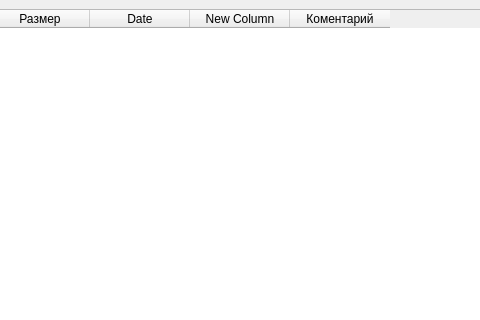
Old version of the form beta2.ui in the repository Munsik-dev/ArtCatalog; both pictures show x 120 to 600 and y 0 to 320 of the 1092 by 623 pixel window.
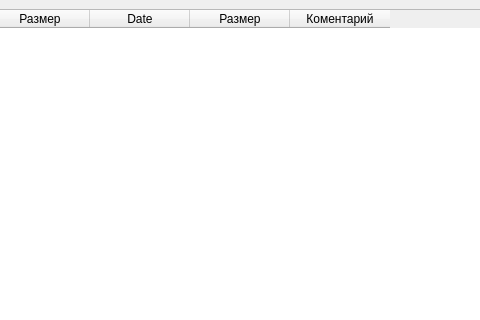
New version of the form.

Commit message: Теперь точно готовое Бета Gui, фикс названий

The edit to the form file:
```diff
--- a/beta2.ui
+++ b/beta2.ui
@@ -46,7 +46,7 @@
       </column>
       <column>
        <property name="text">
-        <string>New Column</string>
+        <string>Размер</string>
        </property>
       </column>
       <column>
```
The commit also changes 1 other file.
